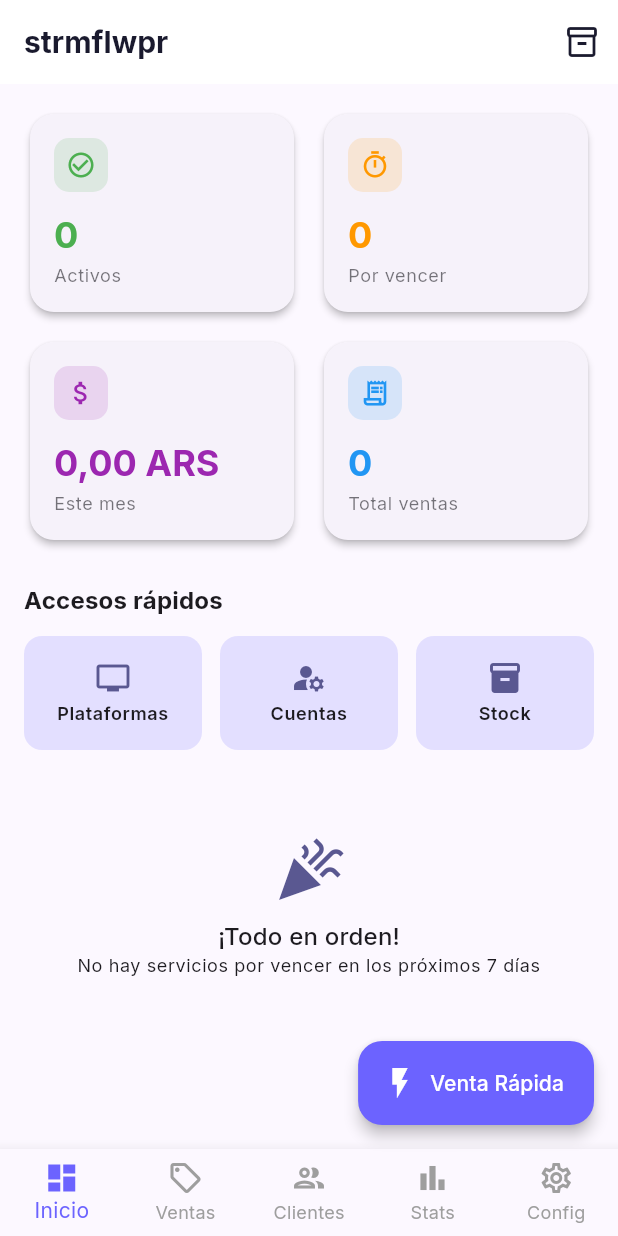
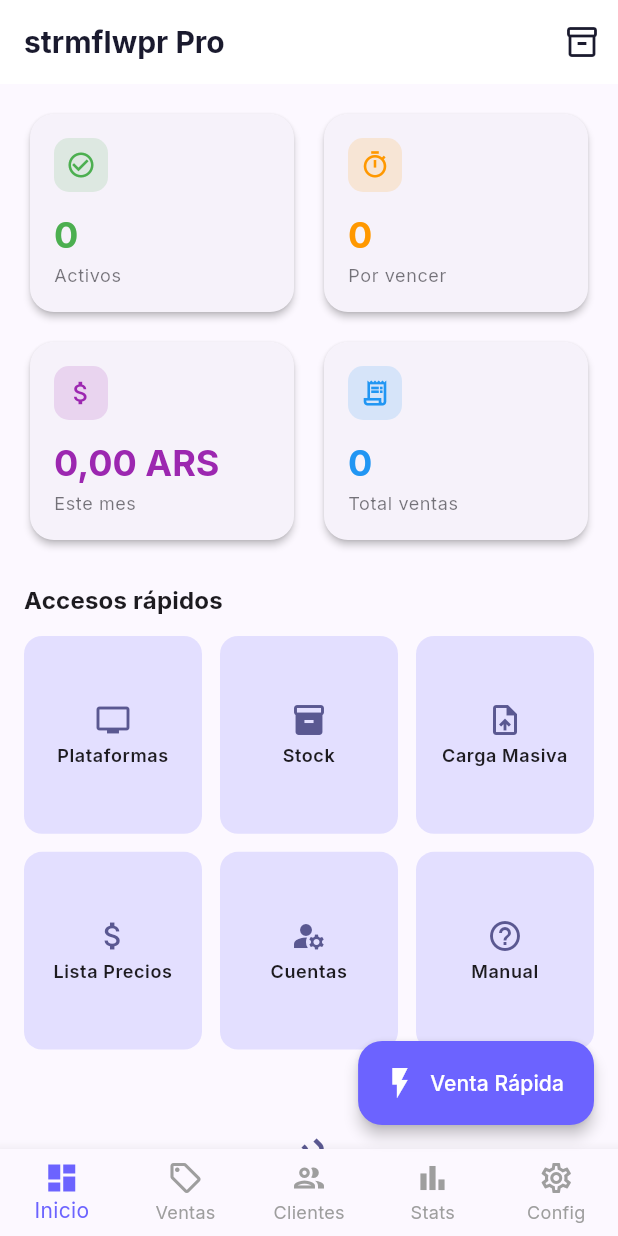
Before and after one commit to florenciaamor36-ship-it/strmflwpr, a Flutter app: the screen it shows once a user with an empty profile is signed in, on a phone screen of 412 x 824 dp. Run offline on Flutter 3.47's test engine with Material 3 defaults, Android fonts, the phone set to English and light mode, and no system bars; our stand-ins replace cloud_firestore, firebase_auth, firebase_core, flutter_local_notifications, google_fonts, qr_flutter and 2 more; missing offline and left inert: workmanager; accounts and stored records are empty; statements that could not run were skipped.

Commit message:
v3.0 update

```diff
--- a/lib/screens/home/dashboard_tab.dart
+++ b/lib/screens/home/dashboard_tab.dart
@@ -15,6 +15,8 @@ import '../sales/sale_detail_screen.dart';
 import '../platforms/platforms_screen.dart';
 import '../accounts/accounts_screen.dart';
 import '../inventory/inventory_screen.dart';
+import '../inventory/bulk_load_screen.dart';
+import '../inventory/price_list_screen.dart';
 
 class DashboardTab extends StatefulWidget {
   const DashboardTab({super.key});
@@ -34,7 +36,7 @@ class _DashboardTabState extends State<DashboardTab> {
 
     return Scaffold(
       appBar: AppBar(
-        title: const Text('strmflwpr'),
+        title: const Text('strmflwpr Pro'),
         actions: [
           IconButton(
             icon: const Icon(Icons.inventory_2_outlined),
@@ -139,7 +141,13 @@ class _DashboardTabState extends State<DashboardTab> {
                         style: theme.textTheme.titleMedium
                             ?.copyWith(fontWeight: FontWeight.bold)),
                     const SizedBox(height: 12),
-                    Row(
+                    GridView.count(
+                      crossAxisCount: 3,
+                      shrinkWrap: true,
+                      physics: const NeverScrollableScrollPhysics(),
+                      mainAxisSpacing: 12,
+                      crossAxisSpacing: 12,
+                      childAspectRatio: 0.9,
                       children: [
                         _QuickAction(
                           icon: Icons.tv,
@@ -150,7 +158,31 @@ class _DashboardTabState extends State<DashboardTab> {
                                     PlatformsScreen(userId: userId)),
                           ),
                         ),
-                        const SizedBox(width: 12),
+                        _QuickAction(
+                          icon: Icons.inventory_2,
+                          label: 'Stock',
+                          onTap: () => Navigator.of(context).push(
+                            MaterialPageRoute(
+                                builder: (_) =>
+                                    InventoryScreen(userId: userId)),
+                          ),
+                        ),
+                        _QuickAction(
+                          icon: Icons.upload_file,
+                          label: 'Carga Masiva',
+                          onTap: () => Navigator.of(context).push(
+                            MaterialPageRoute(
+                                builder: (_) => const BulkLoadScreen()),
+                          ),
+                        ),
+                        _QuickAction(
+                          icon: Icons.attach_money,
+                          label: 'Lista Precios',
+                          onTap: () => Navigator.of(context).push(
+                            MaterialPageRoute(
+                                builder: (_) => const PriceListScreen()),
+                          ),
+                        ),
                         _QuickAction(
                           icon: Icons.manage_accounts,
                           label: 'Cuentas',
@@ -160,14 +192,12 @@ class _DashboardTabState extends State<DashboardTab> {
                                     AccountsScreen(userId: userId)),
                           ),
                         ),
-                        const SizedBox(width: 12),
                         _QuickAction(
-                          icon: Icons.inventory_2,
-                          label: 'Stock',
+                          icon: Icons.help_outline,
+                          label: 'Manual',
                           onTap: () => Navigator.of(context).push(
                             MaterialPageRoute(
-                                builder: (_) =>
-                                    InventoryScreen(userId: userId)),
+                                builder: (_) => const UserManualScreen()),
                           ),
                         ),
                       ],
@@ -246,17 +276,17 @@ class _QuickAction extends StatelessWidget {
   @override
   Widget build(BuildContext context) {
     final theme = Theme.of(context);
-    return Expanded(
-      child: InkWell(
+    return InkWell(
       onTap: onTap,
       borderRadius: BorderRadius.circular(12),
       child: Container(
-          padding: const EdgeInsets.all(16),
+        padding: const EdgeInsets.all(8),
         decoration: BoxDecoration(
           color: theme.colorScheme.primaryContainer,
           borderRadius: BorderRadius.circular(12),
         ),
         child: Column(
+          mainAxisAlignment: MainAxisAlignment.center,
           children: [
             Icon(icon, color: theme.colorScheme.primary),
             const SizedBox(height: 4),
@@ -265,7 +295,6 @@ class _QuickAction extends StatelessWidget {
                     ?.copyWith(fontWeight: FontWeight.w600),
                 textAlign: TextAlign.center),
           ],
-          ),
         ),
       ),
     );
```
Lines whose indentation alone changed are shown as unchanged.
